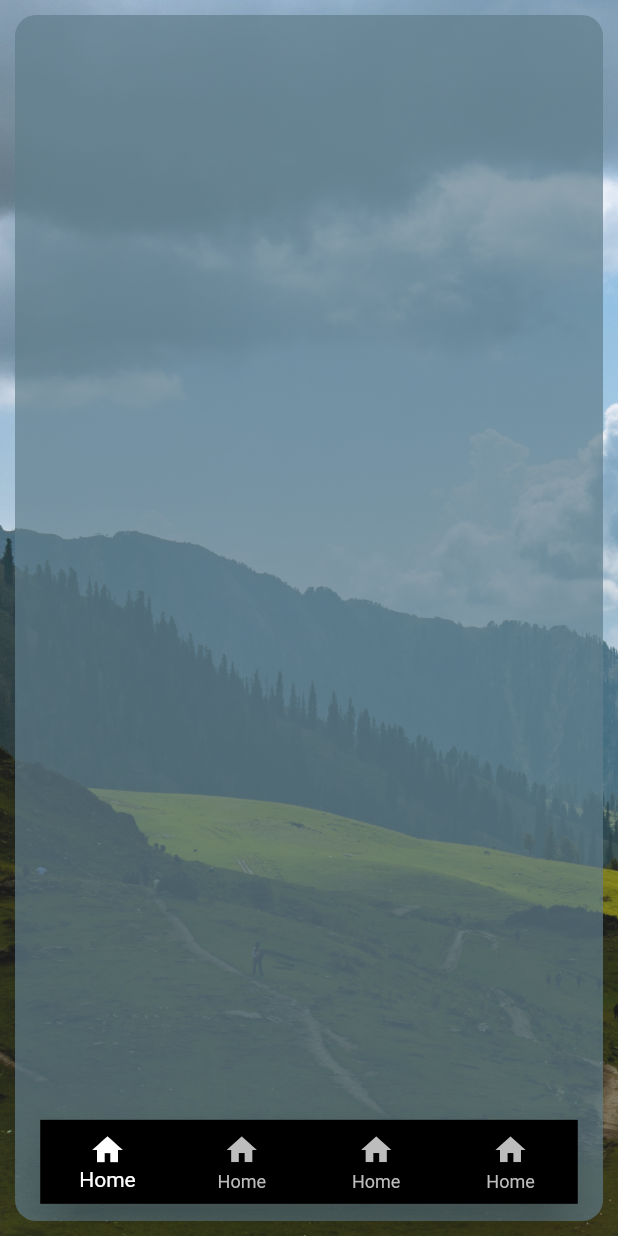
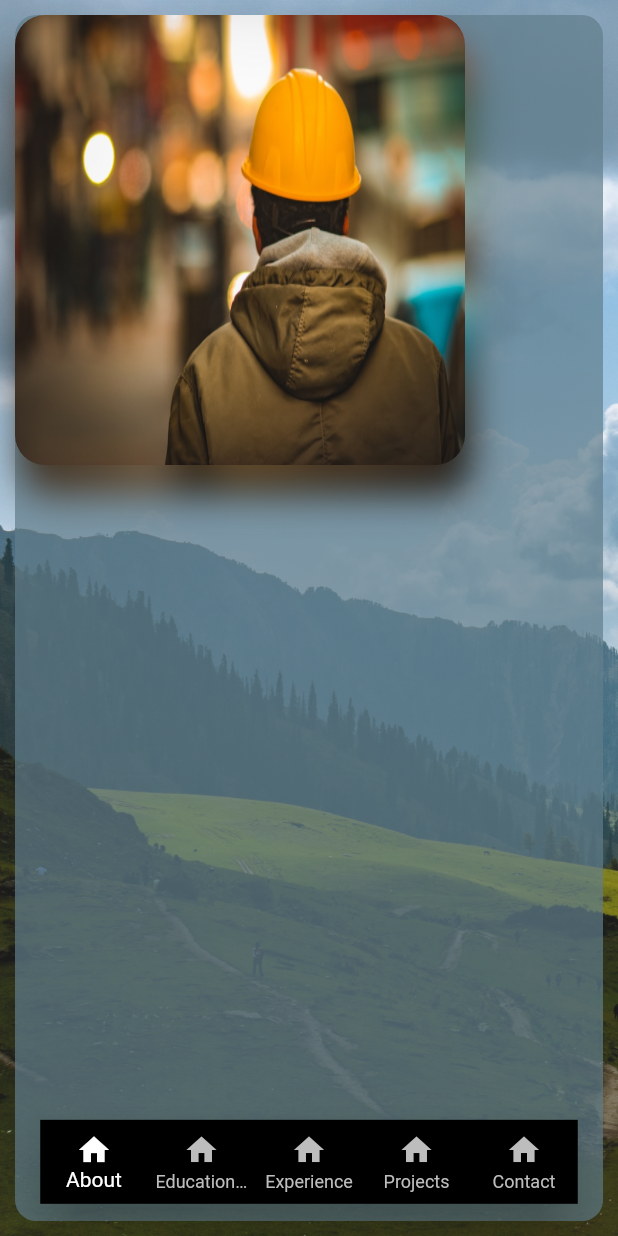
Before and after one commit to zohaib1313/own_portfolio_flutter_web, a Flutter app: the screen it shows after launch, on a phone screen of 412 x 824 dp. Run offline on Flutter 3.47's test engine with Material 2 defaults, Android fonts, the phone set to English and light mode, and no system bars; drawn by our look-alikes of drop_shadow_image; our stand-ins replace flutter_screenutil, get, google_fonts.

Commit message:
added drop ShadowImage in about

```diff
--- /dev/null
+++ b/lib/pages/about_page.dart
@@ -0,0 +1,51 @@
+import 'dart:ui';
+
+import 'package:drop_shadow_image/drop_shadow_image.dart';
+import 'package:flutter/material.dart';
+import 'package:flutter_screenutil/flutter_screenutil.dart';
+import 'package:get/get.dart';
+import 'package:get/get_state_manager/src/rx_flutter/rx_getx_widget.dart';
+import 'package:get/get_state_manager/src/simple/get_view.dart';
+import 'package:portfolio/common/app_colors.dart';
+
+import '../controllers/home_controller.dart';
+
+class AboutPage extends GetView<HomeController> {
+  const AboutPage({Key? key}) : super(key: key);
+  static const id = '/AboutPage';
+
+  @override
+  Widget build(BuildContext context) {
+    return GetX<HomeController>(
+      initState: (state) {},
+      builder: (_) {
+        controller.isLoading.value;
+        return Container(
+          decoration: AppStyles.cardBoxDecoration,
+          margin: const EdgeInsets.all(10),
+          child: SingleChildScrollView(
+            physics: const BouncingScrollPhysics(),
+            child: Column(
+              mainAxisAlignment: MainAxisAlignment.start,
+              crossAxisAlignment: CrossAxisAlignment.start,
+              children: [
+                DropShadowImage(
+                  offset: const Offset(4.0, 20),
+                  scale: 1,
+                  blurRadius: 12,
+                  borderRadius: 20,
+                  image: Image.asset(
+                    'assets/images/worker.jpg',
+                    width: 300,
+                    height: 300,
+                    fit: BoxFit.fill,
+                  ),
+                ),
+              ],
+            ),
+          ),
+        );
+      },
+    );
+  }
+}
--- a/lib/pages/dashboard_page.dart
+++ b/lib/pages/dashboard_page.dart
@@ -6,6 +6,7 @@ import 'package:portfolio/controllers/dashboard_controller.dart';
 import 'package:portfolio/pages/home_page.dart';
 
 import '../common/spaces_boxes.dart';
+import 'about_page.dart';
 
 class DashBoardPage extends GetView<DashBoardController> {
   static const id = '/DashBoardPage';
@@ -30,12 +31,15 @@ class DashBoardPage extends GetView<DashBoardController> {
                       controller.currentIndex.value = index;
                     },
                     children: <Widget>[
-                      HomePage(),
+                      const AboutPage(),
                       Container(
                         color: Colors.green,
                       ),
                       HomePage(),
                       HomePage(),
+                      Container(
+                        color: Colors.green,
+                      ),
                     ],
                   ),
                   Container(
@@ -58,19 +62,23 @@ class DashBoardPage extends GetView<DashBoardController> {
                       items: const <BottomNavigationBarItem>[
                         BottomNavigationBarItem(
                           icon: Icon(Icons.home),
-                          label: 'Home',
+                          label: 'About',
                         ),
                         BottomNavigationBarItem(
                           icon: Icon(Icons.home),
-                          label: 'Home',
+                          label: 'Education Skills',
                         ),
                         BottomNavigationBarItem(
                           icon: Icon(Icons.home),
-                          label: 'Home',
+                          label: 'Experience',
                         ),
                         BottomNavigationBarItem(
                           icon: Icon(Icons.home),
-                          label: 'Home',
+                          label: 'Projects',
+                        ),
+                        BottomNavigationBarItem(
+                          icon: Icon(Icons.home),
+                          label: 'Contact',
                         ),
                       ],
                     ),
--- a/pubspec.yaml
+++ b/pubspec.yaml
@@ -37,6 +37,7 @@ dependencies:
   flutter_screenutil: ^5.4.0
   google_fonts: ^2.3.2
   get:
+  drop_shadow_image: ^0.9.1
 
 
 dev_dependencies:
```
Also changed, not shown: assets/images/worker.jpg (added), pubspec.lock, 1 other file.
